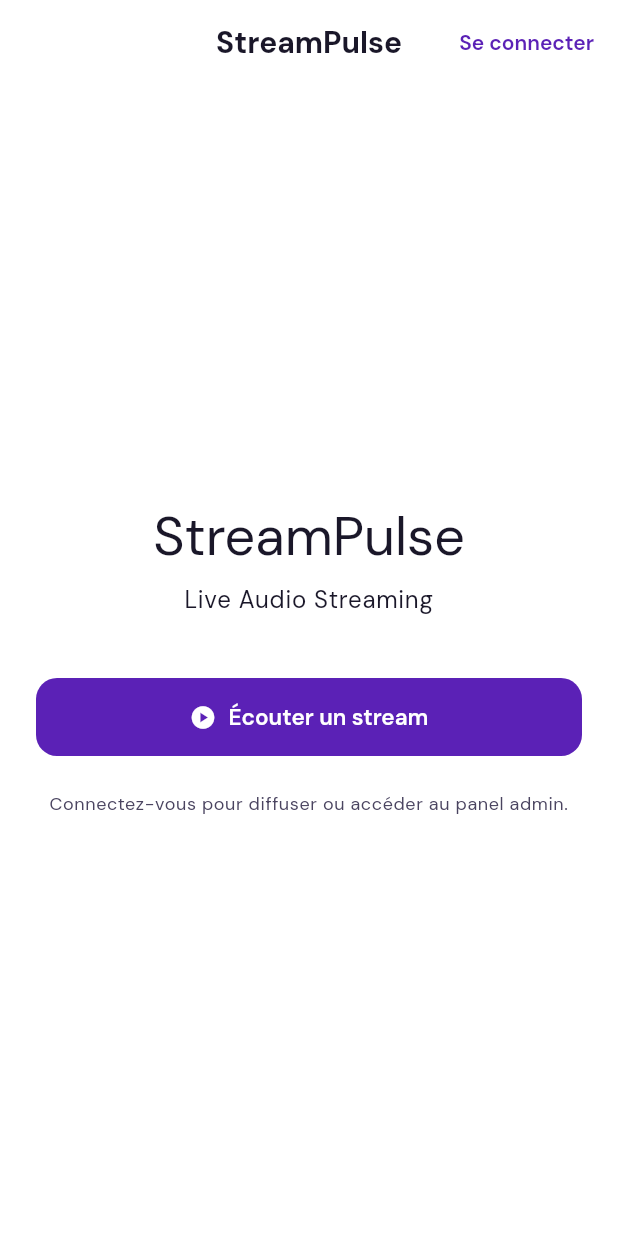
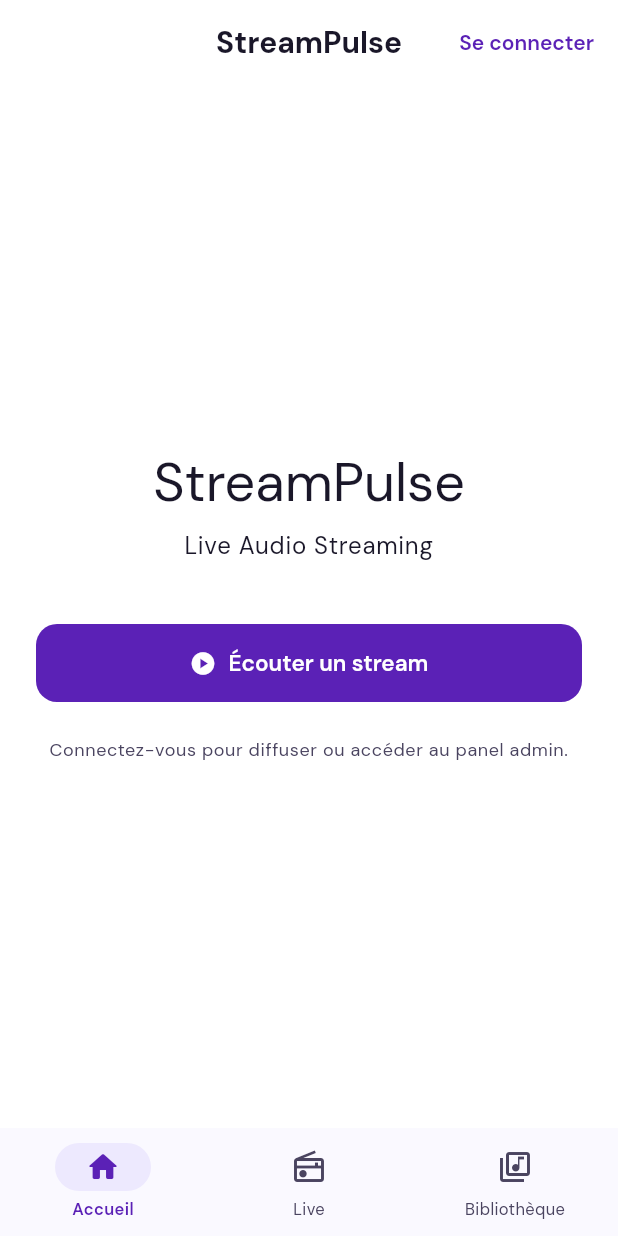
Before and after one commit to Ghost-15/streaming, a Flutter app: the screen it shows after launch, on a phone screen of 412 x 824 dp. Run offline on Flutter 3.47's test engine with Material 3 defaults, Android fonts, the phone set to English and light mode, and no system bars; our stand-ins replace flutter_secure_storage, go_router, google_fonts, just_audio; accounts and stored records are empty.

Commit message:
Add role navigation shell with persistent nav bar

```diff
--- /dev/null
+++ b/flutter/lib/widgets/nav_shell.dart
@@ -0,0 +1,75 @@
+import 'package:flutter/material.dart';
+import 'package:go_router/go_router.dart';
+import 'package:provider/provider.dart';
+
+import '../api/models/role.dart';
+import '../notifiers/session_notifier.dart';
+
+class ScaffoldWithNavBar extends StatelessWidget {
+  final StatefulNavigationShell navigationShell;
+  const ScaffoldWithNavBar({super.key, required this.navigationShell});
+
+  @override
+  Widget build(BuildContext context) {
+    final role = context.watch<SessionNotifier>().user?.role;
+    final isDiffuseur = role == Role.diffuseur || role == Role.admin;
+
+    // Branch indices in the router: 0=home, 1=player, 2=broadcaster, 3=library
+    // Diffuseur sees: Home(0) | Live(1) | Studio(2) | Bibliothèque(3)
+    // Others see:     Home(0) | Live(1) | Bibliothèque(3)
+    final branchMap = isDiffuseur ? [0, 1, 2, 3] : [0, 1, 3];
+    final current = navigationShell.currentIndex;
+    final tabIndex = branchMap.indexOf(current).clamp(0, branchMap.length - 1);
+
+    return Scaffold(
+      body: navigationShell,
+      bottomNavigationBar: NavigationBar(
+        selectedIndex: tabIndex,
+        onDestinationSelected: (i) => navigationShell.goBranch(
+          branchMap[i],
+          initialLocation: branchMap[i] == current,
+        ),
+        destinations: isDiffuseur
+            ? const [
+                NavigationDestination(
+                  icon: Icon(Icons.home_outlined),
+                  selectedIcon: Icon(Icons.home_rounded),
+                  label: 'Accueil',
+                ),
+                NavigationDestination(
+                  icon: Icon(Icons.radio_outlined),
+                  selectedIcon: Icon(Icons.radio_rounded),
+                  label: 'Live',
+                ),
+                NavigationDestination(
+                  icon: Icon(Icons.mic_none_rounded),
+                  selectedIcon: Icon(Icons.mic_rounded),
+                  label: 'Studio',
+                ),
+                NavigationDestination(
+                  icon: Icon(Icons.library_music_outlined),
+                  selectedIcon: Icon(Icons.library_music_rounded),
+                  label: 'Bibliothèque',
+                ),
+              ]
+            : const [
+                NavigationDestination(
+                  icon: Icon(Icons.home_outlined),
+                  selectedIcon: Icon(Icons.home_rounded),
+                  label: 'Accueil',
+                ),
+                NavigationDestination(
+                  icon: Icon(Icons.radio_outlined),
+                  selectedIcon: Icon(Icons.radio_rounded),
+                  label: 'Live',
+                ),
+                NavigationDestination(
+                  icon: Icon(Icons.library_music_outlined),
+                  selectedIcon: Icon(Icons.library_music_rounded),
+                  label: 'Bibliothèque',
+                ),
+              ],
+      ),
+    );
+  }
+}
```
Also changed, not shown: flutter/lib/config/router.dart (+54 -34 lines).
